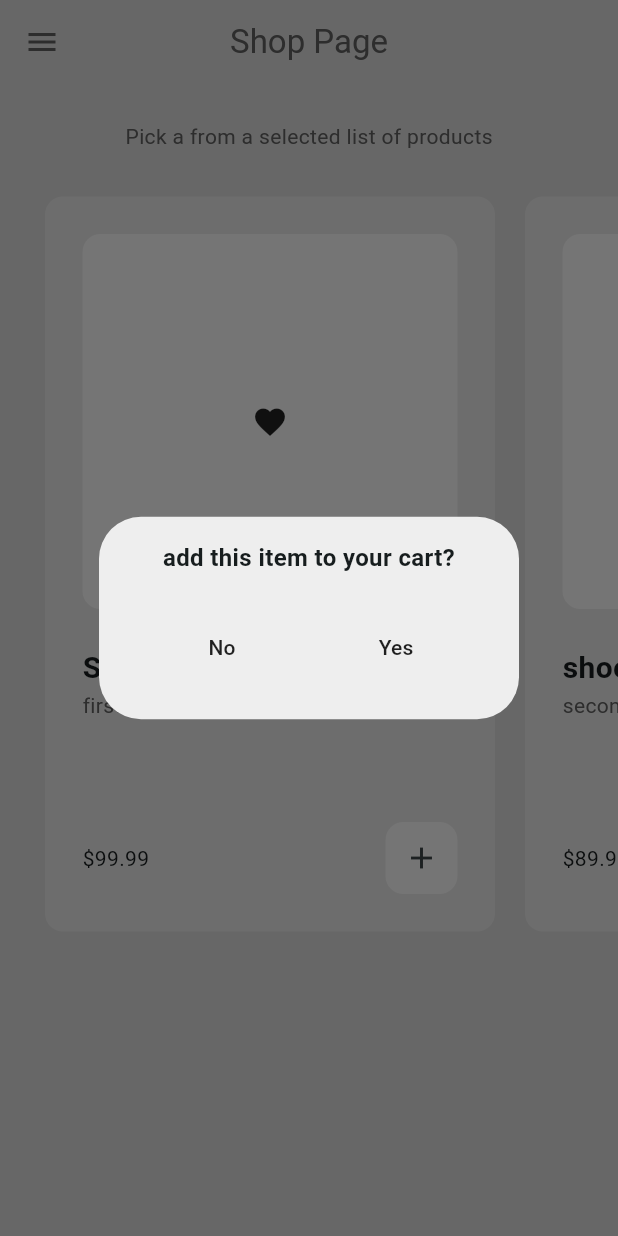
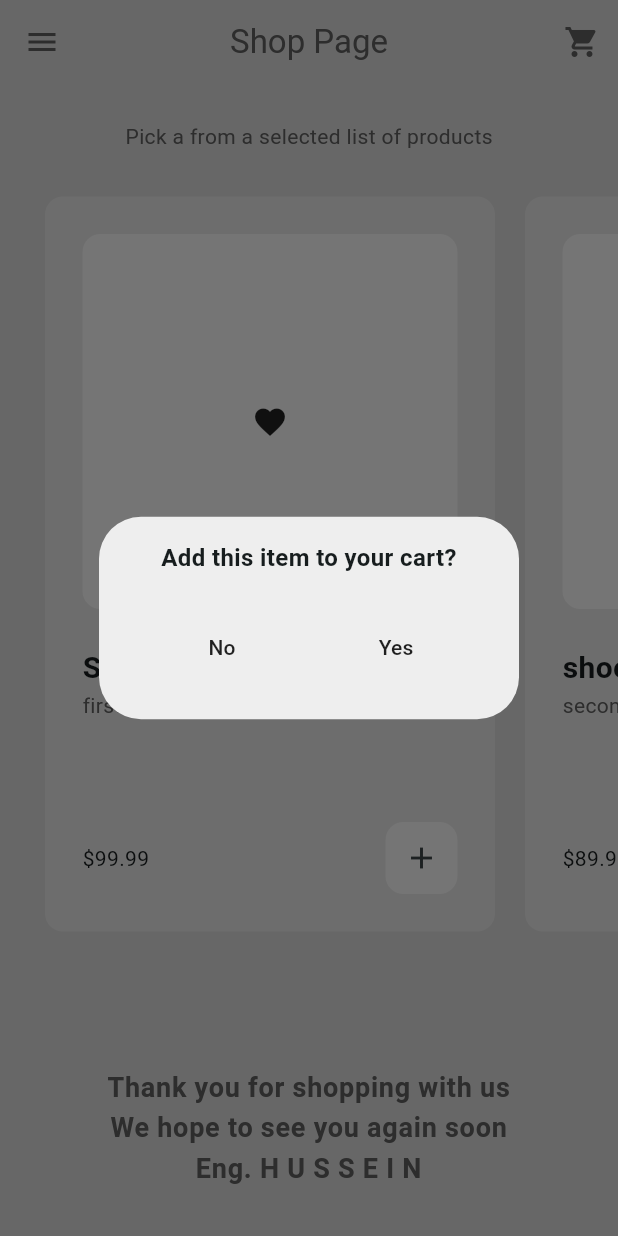
Before and after one commit to HusseinFahmi/E-commerce-app-flutter, a Flutter app: the ShopPage screen opened by its route, after a tap on the "add" icon, on a phone screen of 412 x 824 dp. Run offline on Flutter 3.47's test engine with Material 3 defaults, Android fonts, the light colour scheme and no system bars.

Commit message:
add new /feature

```diff
--- a/lib/components/dialog_box.dart
+++ b/lib/components/dialog_box.dart
@@ -1,10 +1,53 @@
 import 'package:flutter/material.dart';
 
 class DialogBox extends StatelessWidget {
-  const DialogBox({super.key});
+  final String? dialogMessage;
+
+  final void Function()? onCancel;
+  final String? cancelLabel;
+
+  final void Function()? onConfirm;
+  final String? confirmLabel;
+
+  const DialogBox({
+    super.key,
+    required this.dialogMessage,
+    required this.onCancel,
+    required this.cancelLabel,
+    required this.onConfirm,
+    required this.confirmLabel,
+  });
 
   @override
   Widget build(BuildContext context) {
-    return const Placeholder();
+    return AlertDialog(
+      backgroundColor: Theme
+          .of(context)
+          .colorScheme
+          .primary,
+      content: Text(
+        dialogMessage ?? '',
+        textAlign: TextAlign.center,
+        style: const TextStyle(
+          fontWeight: FontWeight.bold,
+          fontSize: 16,
+        ),
+      ),
+      actions: [
+        Row(
+          mainAxisAlignment: MainAxisAlignment.spaceAround,
+          children: [
+            MaterialButton(
+              onPressed: onCancel,
+              child: Text(cancelLabel ?? ''),
+            ),
+            MaterialButton(
+              onPressed: onConfirm,
+              child: Text(confirmLabel ?? ''),
+            ),
+          ],
+        ),
+      ],
+    );
   }
 }
--- a/lib/components/product_tittle.dart
+++ b/lib/components/product_tittle.dart
@@ -3,40 +3,25 @@ import 'package:provider/provider.dart';
 
 import '../models/product.dart';
 import '../models/shop.dart';
+import 'dialog_box.dart';
 
 class MyProductTittle extends StatelessWidget {
   final Product product;
 
   MyProductTittle({super.key, required this.product});
 
-  void addTocart(BuildContext context) {
+  void addToCart(BuildContext context) {
     showDialog(
       context: context,
-      builder: (context) => AlertDialog(
-        backgroundColor: Theme.of(context).colorScheme.primary,
-        content: Text(
-          'add this item to your cart? ',
-          textAlign: TextAlign.center,
-          style: TextStyle(fontWeight: FontWeight.bold, fontSize: 16),
-        ),
-        actions: [
-          Row(
-            mainAxisAlignment: MainAxisAlignment.spaceAround,
-            children: [
-              MaterialButton(
-                onPressed: () => Navigator.pop(context),
-                child: Text('No'),
-              ),
-              MaterialButton(
-                onPressed: () {
-                  Navigator.pop(context);
-                  context.read<Shop>().addToCart(product);
-                },
-                child: Text('Yes'),
-              ),
-            ],
-          ),
-        ],
+      builder: (context) => DialogBox(
+        dialogMessage: 'Add this item to your cart?',
+        onCancel: () => Navigator.pop(context),
+        cancelLabel: 'No',
+        onConfirm: () {
+          Navigator.pop(context);
+          context.read<Shop>().addToCart(product);
+        },
+        confirmLabel: 'Yes',
       ),
     );
   }
@@ -101,7 +86,7 @@ class MyProductTittle extends StatelessWidget {
                   borderRadius: BorderRadius.circular(12),
                 ),
                 child: IconButton(
-                  onPressed: () => addTocart(context),
+                  onPressed: () => addToCart(context),
                   icon: Icon(Icons.add),
                 ),
               ),
--- a/lib/main.dart
+++ b/lib/main.dart
@@ -1,6 +1,7 @@
 import 'package:ecommerce_app/pages/cart_page.dart';
 import 'package:ecommerce_app/pages/intro_page.dart';
 import 'package:ecommerce_app/pages/shop_page.dart';
+import 'package:ecommerce_app/themes/dark_mode.dart';
 import 'package:ecommerce_app/themes/light_mode.dart';
 import 'package:flutter/material.dart';
 import 'package:provider/provider.dart';
@@ -25,6 +26,8 @@ class MyApp extends StatelessWidget {
       debugShowCheckedModeBanner: false,
       home: IntroPage(),
       theme: lightMode,
+      darkTheme: darkMode,
+      themeMode: ThemeMode.system,
 
       routes: {
         'intro_page': (context) => IntroPage(),
--- a/lib/pages/shop_page.dart
+++ b/lib/pages/shop_page.dart
@@ -10,9 +10,7 @@ class ShopPage extends StatelessWidget {
 
   @override
   Widget build(BuildContext context) {
-    final products = context
-        .watch<Shop>()
-        .shop;
+    final products = context.watch<Shop>().shop;
     return Scaffold(
       backgroundColor: Theme.of(context).colorScheme.surface,
 
@@ -22,7 +20,13 @@ class ShopPage extends StatelessWidget {
         foregroundColor: Theme.of(context).colorScheme.inversePrimary,
         centerTitle: true,
         elevation: 0,
-      ),
+
+        actions: [
+          IconButton(
+            onPressed: () => Navigator.pushNamed(context, 'cart_page'),
+            icon: Icon(Icons.shopping_cart),
+          ),
+        ),
 
       drawer: const MyDrawer(),
 
@@ -58,6 +62,31 @@ class ShopPage extends StatelessWidget {
               },
             ),
           ),
+
+          SizedBox(height: 40,),
+
+          Center(
+            child: Padding(
+              padding: const EdgeInsets.all(20.0),
+              child: Text(
+                'Thank you for shopping with us\n'
+                    'We hope to see you again soon\n'
+                    'Eng. H U S S E I N',
+                textAlign: TextAlign.center,
+                style: TextStyle(
+                  color: Theme
+                      .of(context)
+                      .colorScheme
+                      .inversePrimary,
+                  fontSize: 18,
+                  fontWeight: FontWeight.w600,
+                  height: 1.5,
+                  letterSpacing: 0.5,
+                ),
+              ),
+            ),
+          ),
+
         ],
       ),
     );
--- /dev/null
+++ b/lib/themes/dark_mode.dart
@@ -0,0 +1,11 @@
+import 'package:flutter/material.dart';
+
+ThemeData darkMode = ThemeData(
+  useMaterial3: true,
+  colorScheme: ColorScheme.fromSeed(
+    seedColor: Colors.grey.shade900,
+    primary: Colors.grey.shade900,
+    secondary: Colors.grey.shade800,
+    inversePrimary: Colors.grey.shade300,
+  ).copyWith(surface: Colors.grey.shade700),
+);
--- a/pubspec.yaml
+++ b/pubspec.yaml
@@ -59,8 +59,8 @@ flutter:
   uses-material-design: true
 
   # To add assets to your application, add an assets section, like this:
-  # assets:
-  #   - images/a_dot_burr.jpeg
+  assets:
+    - assets/images/
   #   - images/a_dot_ham.jpeg
 
   # An image asset can refer to one or more resolution-specific "variants", see
```
Also changed, not shown: lib/pages/cart_page.dart (+81 -12 lines), test.dart (deleted, +0 -101 lines), assets/images/image1.png (added), assets/images/image2.png (added), assets/images/image3.png (added), assets/images/image4.png (added), lib/themes/light_mode.dart (line endings or trailing spaces).
